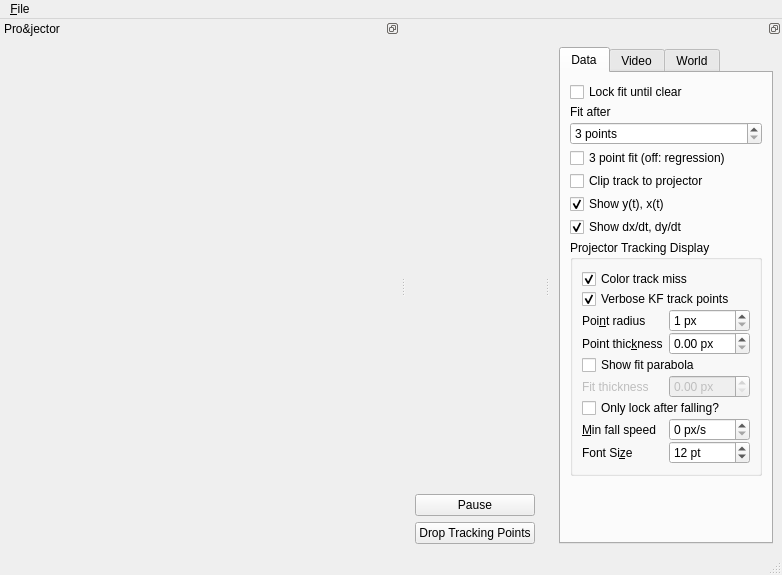
The window that LiveFitWindow.ui (hchapman/LiveFit) describes before a commit, drawn with Qt 5.
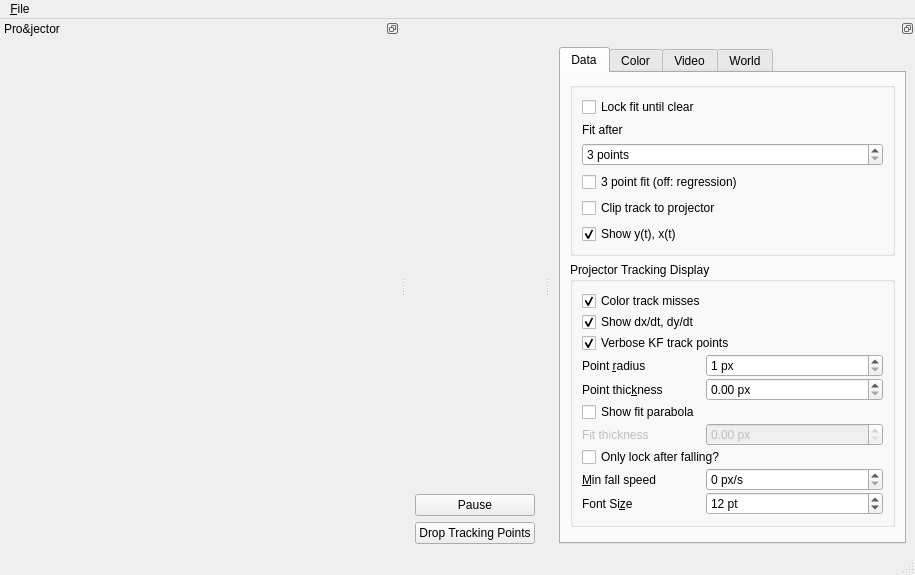
The same window after the commit. Custom widgets are drawn as their Qt base class.

The edit to the form file:
```diff
--- a/LiveFitWindow.ui
+++ b/LiveFitWindow.ui
@@ -9,7 +9,7 @@
    <rect>
     <x>0</x>
     <y>0</y>
-    <width>776</width>
+    <width>915</width>
     <height>575</height>
    </rect>
   </property>
@@ -68,8 +68,8 @@
     <rect>
      <x>0</x>
      <y>0</y>
-     <width>776</width>
-     <height>21</height>
+     <width>915</width>
+     <height>22</height>
     </rect>
    </property>
    <widget class="QMenu" name="menu_File">
@@ -116,27 +116,24 @@
         <attribute name="title">
          <string>Data</string>
         </attribute>
-        <layout class="QFormLayout" name="formLayout_6">
-         <property name="rowWrapPolicy">
-          <enum>QFormLayout::WrapAllRows</enum>
-         </property>
-         <property name="labelAlignment">
-          <set>Qt::AlignRight|Qt::AlignTrailing|Qt::AlignVCenter</set>
-         </property>
-         <property name="formAlignment">
+        <layout class="QVBoxLayout" name="verticalLayout_4">
+         <item>
+          <widget class="QGroupBox" name="groupBox_2">
+           <property name="title">
+            <string/>
+           </property>
+           <property name="alignment">
           <set>Qt::AlignLeading|Qt::AlignLeft|Qt::AlignTop</set>
          </property>
-         <property name="verticalSpacing">
-          <number>3</number>
-         </property>
-         <item row="1" column="1">
+           <layout class="QVBoxLayout" name="verticalLayout_5">
+            <item>
           <widget class="QCheckBox" name="lockFitBox">
            <property name="text">
             <string>Lock fit until clear</string>
            </property>
           </widget>
          </item>
-         <item row="2" column="0">
+            <item>
           <widget class="QLabel" name="fitAfterLabel">
            <property name="text">
             <string>Fit after</string>
@@ -146,7 +143,7 @@
            </property>
           </widget>
          </item>
-         <item row="2" column="1">
+            <item>
           <widget class="QSpinBox" name="fitAfterSpin">
            <property name="suffix">
             <string> points</string>
@@ -159,14 +156,14 @@
            </property>
           </widget>
          </item>
-         <item row="3" column="1">
+            <item>
           <widget class="QCheckBox" name="pointFitBox">
            <property name="text">
             <string>3 point fit (off: regression)</string>
            </property>
           </widget>
          </item>
-         <item row="4" column="1">
+            <item>
           <widget class="QCheckBox" name="clipTrackBox">
            <property name="text">
             <string>Clip track to projector</string>
@@ -176,7 +173,7 @@
            </property>
           </widget>
          </item>
-         <item row="5" column="1">
+            <item>
           <widget class="QCheckBox" name="showYtBox">
            <property name="text">
             <string>Show y(t), x(t)</string>
@@ -186,36 +183,35 @@
            </property>
           </widget>
          </item>
-         <item row="6" column="1">
-          <widget class="QCheckBox" name="showJetBox">
-           <property name="text">
-            <string>Show dx/dt, dy/dt</string>
-           </property>
-           <property name="checked">
-            <bool>true</bool>
-           </property>
+           </layout>
           </widget>
          </item>
-         <item row="10" column="1">
+         <item>
           <widget class="QGroupBox" name="groupBox">
            <property name="title">
             <string>Projector Tracking Display</string>
            </property>
+           <property name="flat">
+            <bool>false</bool>
+           </property>
+           <property name="checkable">
+            <bool>false</bool>
+           </property>
            <layout class="QFormLayout" name="formLayout_3">
             <property name="verticalSpacing">
-             <number>0</number>
+             <number>1</number>
             </property>
             <item row="0" column="0" colspan="2">
              <widget class="QCheckBox" name="colorMissBox">
               <property name="text">
-               <string>Color track miss</string>
+               <string>Color track misses</string>
               </property>
               <property name="checked">
                <bool>true</bool>
               </property>
              </widget>
             </item>
-            <item row="1" column="0" colspan="2">
+            <item row="2" column="0" colspan="2">
              <widget class="QCheckBox" name="verboseKFBox">
               <property name="text">
                <string>Verbose KF track points</string>
@@ -225,20 +221,20 @@
               </property>
              </widget>
             </item>
-            <item row="2" column="0">
+            <item row="4" column="0">
              <widget class="QLabel" name="projPointRadiusLabel">
               <property name="enabled">
                <bool>true</bool>
               </property>
               <property name="text">
-               <string>Poi&amp;nt radius</string>
+               <string>Point &amp;radius</string>
               </property>
               <property name="buddy">
                <cstring>projPointRadius</cstring>
               </property>
              </widget>
             </item>
-            <item row="2" column="1">
+            <item row="4" column="1">
              <widget class="QSpinBox" name="projPointRadius">
               <property name="enabled">
                <bool>true</bool>
@@ -254,7 +250,7 @@
               </property>
              </widget>
             </item>
-            <item row="3" column="0">
+            <item row="5" column="0">
              <widget class="QLabel" name="pointThicknessLabel">
               <property name="text">
                <string>Point thic&amp;kness</string>
@@ -264,7 +260,7 @@
               </property>
              </widget>
             </item>
-            <item row="5" column="0">
+            <item row="7" column="0">
              <widget class="QLabel" name="fitThicknessLabel">
               <property name="enabled">
                <bool>false</bool>
@@ -277,7 +273,7 @@
               </property>
              </widget>
             </item>
-            <item row="3" column="1">
+            <item row="5" column="1">
              <widget class="QDoubleSpinBox" name="pointThickness">
               <property name="prefix">
                <string/>
@@ -290,7 +286,7 @@
               </property>
              </widget>
             </item>
-            <item row="5" column="1">
+            <item row="7" column="1">
              <widget class="QDoubleSpinBox" name="fitThickness">
               <property name="enabled">
                <bool>false</bool>
@@ -303,21 +299,21 @@
               </property>
              </widget>
             </item>
-            <item row="4" column="0" colspan="2">
+            <item row="6" column="0" colspan="2">
              <widget class="QCheckBox" name="showFit">
               <property name="text">
                <string>Show fit parabola</string>
               </property>
              </widget>
             </item>
-            <item row="6" column="0" colspan="2">
+            <item row="8" column="0" colspan="2">
              <widget class="QCheckBox" name="fallLockBox">
               <property name="text">
                <string>Only lock after falling?</string>
               </property>
              </widget>
             </item>
-            <item row="7" column="0">
+            <item row="9" column="0">
              <widget class="QLabel" name="minFallSpeedLabel">
               <property name="text">
                <string>&amp;Min fall speed</string>
@@ -327,7 +323,7 @@
               </property>
              </widget>
             </item>
-            <item row="7" column="1">
+            <item row="9" column="1">
              <widget class="QSpinBox" name="minFallSpeed">
               <property name="suffix">
                <string> px/s</string>
@@ -337,7 +333,7 @@
               </property>
              </widget>
             </item>
-            <item row="8" column="0">
+            <item row="10" column="0">
              <widget class="QLabel" name="fontSizeLabel">
               <property name="text">
                <string>Font Si&amp;ze</string>
@@ -347,7 +343,7 @@
               </property>
              </widget>
             </item>
-            <item row="8" column="1">
+            <item row="10" column="1">
              <widget class="QSpinBox" name="fontSizeSpinBox">
               <property name="suffix">
                <string> pt</string>
@@ -366,7 +362,50 @@
               </property>
              </widget>
             </item>
+            <item row="1" column="0">
+             <widget class="QCheckBox" name="showJetBox">
+              <property name="toolTip">
+               <string>&lt;html&gt;&lt;head/&gt;&lt;body&gt;&lt;p&gt;Whether or not to show the [dx/dt, dy/dt] displacement vector on the projector screen.&lt;/p&gt;&lt;/body&gt;&lt;/html&gt;</string>
+              </property>
+              <property name="text">
+               <string>Show dx/dt, dy/dt</string>
+              </property>
+              <property name="checked">
+               <bool>true</bool>
+              </property>
+             </widget>
+            </item>
            </layout>
+          </widget>
+         </item>
+         <item>
+          <spacer name="verticalSpacer">
+           <property name="orientation">
+            <enum>Qt::Vertical</enum>
+           </property>
+           <property name="sizeHint" stdset="0">
+            <size>
+             <width>20</width>
+             <height>0</height>
+            </size>
+           </property>
+          </spacer>
+         </item>
+        </layout>
+       </widget>
+       <widget class="QWidget" name="colorTab">
+        <attribute name="title">
+         <string>Color</string>
+        </attribute>
+        <layout class="QFormLayout" name="formLayout_4">
+         <item row="0" column="1">
+          <widget class="QLineEdit" name="lineEdit"/>
+         </item>
+         <item row="0" column="0">
+          <widget class="QLabel" name="label">
+           <property name="text">
+            <string>Fit Curve</string>
+           </property>
           </widget>
          </item>
         </layout>
```
Left out of the diff: 220 changed lines with no effect on the pictures. Lines whose indentation alone changed are shown as unchanged.
